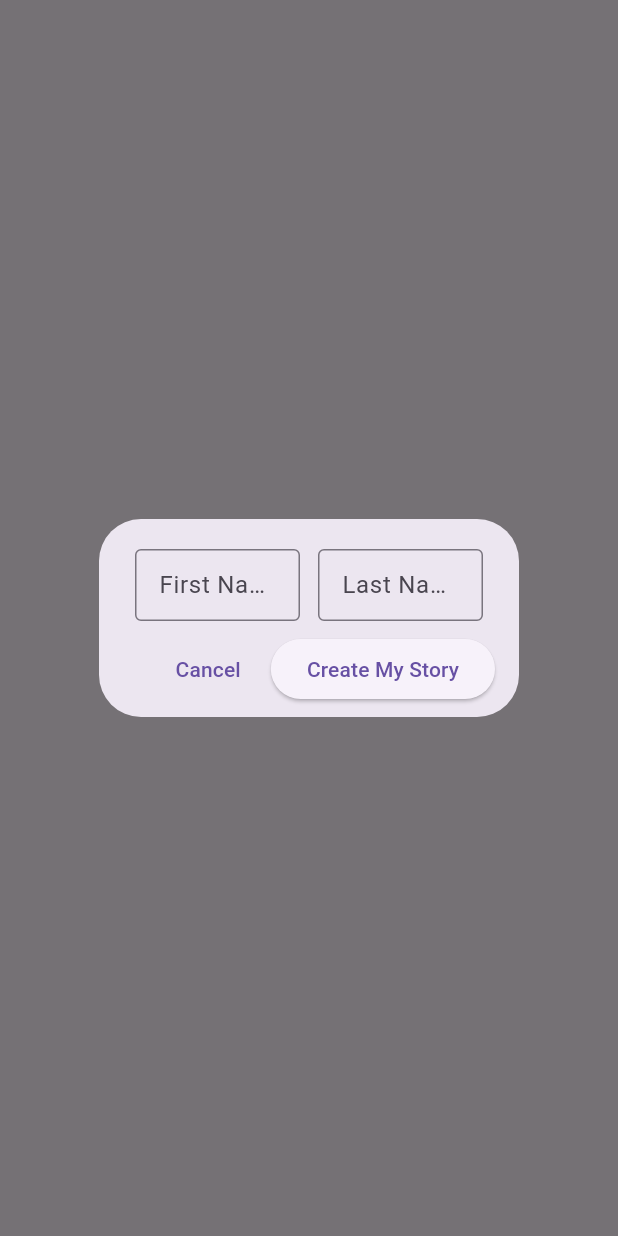
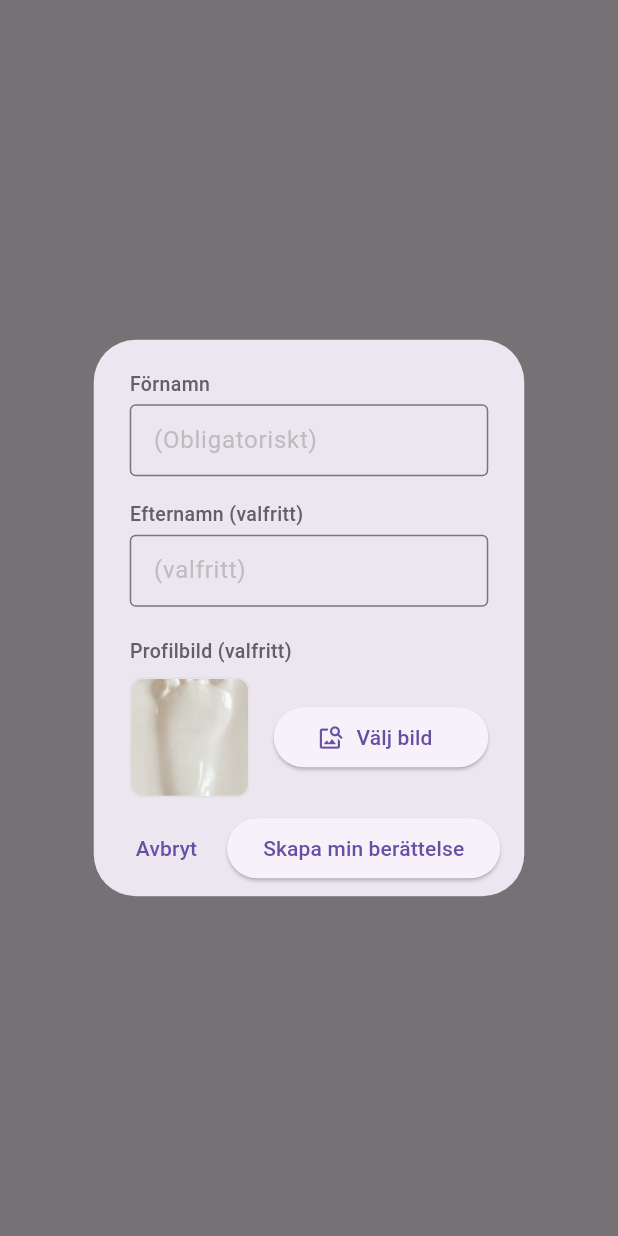
Before and after one commit to unearthcreator/barnbok, a Flutter app: what showCreateStoryDialog() shows on an empty page, opened directly with empty values, on a phone screen of 412 x 824 dp. Run offline on Flutter 3.47's test engine with Material 3 defaults, Android fonts, the phone set to English and light mode, and no system bars; our stand-ins replace hive, hive_flutter, image_picker, logger; accounts and stored records are empty.

Commit message:
Alot of changes, last name no longer required, image adding and saving that path

```diff
--- a/lib/features/menu_screens/widgets/story_dialog.dart
+++ b/lib/features/menu_screens/widgets/story_dialog.dart
@@ -1,74 +1,66 @@
 // lib/features/menu_screens/widgets/create_story_dialog.dart
 
+import 'dart:io'; // Import for File
 import 'package:flutter/material.dart';
-import 'package:uuid/uuid.dart'; // Import UUID
-import 'package:hive/hive.dart'; // Import Hive
+import 'package:image_picker/image_picker.dart'; // Import image_picker
+import 'package:uuid/uuid.dart';
+import 'package:hive/hive.dart';
 
 // Adjust paths as needed
 import 'package:barnbok/models/card_info.dart';
 import 'package:barnbok/repositories/card_data_repository.dart';
 import 'package:barnbok/repositories/hive_card_data_repository.dart';
 
-
-/// Shows a dialog to enter first name (surname) and last name for a new story.
-/// Saves the new story card data directly if confirmed.
-///
-/// Takes the `positionIndex` for the new card as an argument.
-/// Returns `true` if the story was successfully created and saved, otherwise `false` or `null`.
+// --- showCreateStoryDialog function remains the same ---
 Future<bool?> showCreateStoryDialog(BuildContext context, int positionIndex) async {
-  // Show the dialog which now contains a StatefulWidget
-  final result = await showDialog<bool?>( // Return type changed to bool?
+  final result = await showDialog<bool?>(
     context: context,
-    barrierDismissible: false, // User must tap button to close
+    barrierDismissible: false,
     builder: (BuildContext dialogContext) {
-      // Pass the positionIndex to the stateful widget
       return _CreateStoryDialogContent(positionIndex: positionIndex);
     },
   );
   return result;
 }
 
-// --- StatefulWidget for Dialog Content ---
-// This manages the controllers, accepts positionIndex, and handles saving.
+
 class _CreateStoryDialogContent extends StatefulWidget {
-  final int positionIndex; // Accept the position index
-
-  const _CreateStoryDialogContent({required this.positionIndex});
+  final int positionIndex;
+  const _CreateStoryDialogContent({required this.positionIndex, super.key}); // Added key
 
   @override
   State<_CreateStoryDialogContent> createState() => _CreateStoryDialogContentState();
 }
 
 class _CreateStoryDialogContentState extends State<_CreateStoryDialogContent> {
-  // Keys and controllers are now part of the state
   final _formKey = GlobalKey<FormState>();
   late final TextEditingController _surnameController;
   late final TextEditingController _lastNameController;
-  bool _isSaving = false; // State to track saving process
-
-  // --- NOTE: Accessing the repository ---
-  // Still using manual access here for consistency. DI is preferred.
+  bool _isSaving = false;
   late final CardDataRepository _repository;
   bool _repoInitialized = false;
-  // --- End Note ---
+
+  // --- NEW STATE VARIABLE for selected image ---
+  File? _selectedImageFile;
+  final ImagePicker _picker = ImagePicker(); // Instance of ImagePicker
+
+  // Placeholder path (remains useful)
+  static const String fakeImagePath = 'assets/images/baby_foot_ceramic.jpg';
 
 
   @override
   void initState() {
     super.initState();
-    // Initialize controllers here
     _surnameController = TextEditingController();
     _lastNameController = TextEditingController();
-    // Initialize repository (could fail if box isn't open)
     _initializeRepository();
   }
 
   Future<void> _initializeRepository() async {
+    // ... (repository initialization logic remains the same)
     try {
       if (!Hive.isBoxOpen(HiveCardDataRepository.boxName)) {
-          print("CreateStoryDialog: Warning - Box was not open. Ensure it's opened in main.dart.");
-          // Attempting to open here might cause issues if main hasn't finished.
-          // Relying on main.dart having opened it successfully.
+        print("CreateStoryDialog: Warning - Box was not open.");
         _repoInitialized = false;
         return;
       }
@@ -80,154 +72,262 @@ class _CreateStoryDialogContentState extends State<_CreateStoryDialogContent> {
       print("CreateStoryDialog: Error initializing repository: $e");
       _repoInitialized = false;
     }
+    // Trigger a rebuild if initialization state changes after frame build
+    if (mounted) {
+        setState(() {});
     }
-
+  }
 
   @override
   void dispose() {
-    // Dispose controllers when this state object is removed
     _surnameController.dispose();
     _lastNameController.dispose();
     super.dispose();
   }
 
-  // --- Updated submit form to handle saving ---
+  // --- NEW METHOD: Pick Image ---
+  Future<void> _pickImage() async {
+    // Ensure user isn't saving while picking
+    if (_isSaving) return;
+
+    try {
+      final XFile? pickedFile = await _picker.pickImage(
+        source: ImageSource.gallery, // Or ImageSource.camera
+        // Optional: Add constraints like imageQuality or maxWidth/maxHeight
+        // imageQuality: 80,
+        // maxWidth: 800,
+      );
+
+      if (pickedFile != null) {
+        setState(() {
+          _selectedImageFile = File(pickedFile.path);
+          print("Image selected: ${pickedFile.path}");
+        });
+      } else {
+        // User canceled the picker
+        print("Image selection cancelled.");
+      }
+    } catch (e) {
+      // Handle potential errors (e.g., permissions denied)
+      print("Error picking image: $e");
+      // Optionally show a snackbar or alert to the user
+      if (mounted) {
+          ScaffoldMessenger.of(context).showSnackBar(
+              const SnackBar(content: Text('Kunde inte välja bild. Kontrollera behörigheter.')) // Could not pick image. Check permissions.
+          );
+      }
+    }
+  }
+  // --- End Pick Image Method ---
+
+
+  // --- UPDATED submit form ---
   Future<void> _submitForm() async {
-    // Prevent saving if repo isn't ready or already saving
     if (!_repoInitialized || _isSaving) return;
 
-    // Validate the form
     if (_formKey.currentState!.validate()) {
-      setState(() { _isSaving = true; }); // Indicate saving process
+      setState(() { _isSaving = true; });
 
       try {
         final String surname = _surnameController.text.trim();
         final String lastName = _lastNameController.text.trim();
-        final String uniqueId = const Uuid().v4(); // Generate UUID
-        // Define a placeholder image path for new cards
-        const String fakeImagePath = 'assets/images/placeholder_user.png';
+        final String uniqueId = const Uuid().v4();
 
-        // Create the CardInfo object
+        // --- Determine image path to save ---
+        String imagePathToSave = fakeImagePath; // Default to placeholder
+        if (_selectedImageFile != null) {
+          // IMPORTANT: Using the direct path from the picker might point to a
+          // temporary file. For long-term storage, you should ideally COPY
+          // the file to your app's private directory (e.g., using path_provider)
+          // and save THAT path. For simplicity now, we save the picker's path.
+          imagePathToSave = _selectedImageFile!.path;
+        }
+        // --- End determining image path ---
+
         final newCardData = CardInfo(
           uniqueId: uniqueId,
           surname: surname,
-          lastName: lastName,
-          imagePath: fakeImagePath, // Use placeholder path
-          positionIndex: widget.positionIndex, // Use index passed to widget
+          lastName: lastName.isEmpty ? null : lastName,
+          imagePath: imagePathToSave, // Use the determined path
+          positionIndex: widget.positionIndex,
         );
 
         print('CreateStoryDialog: Attempting to save...');
-        // Save using the repository
         await _repository.saveCardInfo(newCardData);
 
         print('--- SAVE SUCCESS ---');
         print('Saved Card Info:');
         print('  UUID: ${newCardData.uniqueId}');
         print('  Surname: ${newCardData.surname}');
-        print('  Last Name: ${newCardData.lastName}');
-        print('  Image Path: ${newCardData.imagePath}');
+        print('  Last Name: ${newCardData.lastName ?? 'N/A'}');
+        print('  Image Path: ${newCardData.imagePath}'); // Will show selected path or placeholder
         print('  Position Index: ${newCardData.positionIndex}');
         print('--------------------');
 
-        // If save is successful, pop the dialog and return true
         if (mounted) {
-           Navigator.of(context).pop(true); // Return true on success
+          Navigator.of(context).pop(true);
         }
 
       } catch (e, stackTrace) {
         print('CreateStoryDialog: Error saving card data: $e\n$stackTrace');
-        // TODO: Show an error message to the user within the dialog?
         if (mounted) {
-           setState(() { _isSaving = false; }); // Reset saving state on error
+          setState(() { _isSaving = false; });
+           ScaffoldMessenger.of(context).showSnackBar(
+              const SnackBar(content: Text('Kunde inte spara berättelsen.')) // Could not save story.
+          );
         }
-        // Optionally pop with false or show error and stay open
-        // Navigator.of(context).pop(false);
       }
-      // No finally needed here as pop happens on success/error handling needed
-
     }
   }
   // --- End submit form ---
 
-  // --- Updated dialog layout ---
   @override
   Widget build(BuildContext context) {
+    // Define placeholder widget separately for clarity
+    Widget imagePlaceholder = Container(
+        width: 80,
+        height: 80,
+        decoration: BoxDecoration(
+            color: Colors.grey[200],
+            borderRadius: BorderRadius.circular(8), // Rounded corners
+            image: const DecorationImage(
+                image: AssetImage(fakeImagePath), // Show placeholder inside
+                fit: BoxFit.cover)),
+        // child: Icon(Icons.person, size: 40, color: Colors.grey[400]), // Alternative: show icon
+        );
+
     return AlertDialog(
       insetPadding: const EdgeInsets.symmetric(horizontal: 20.0, vertical: 20.0),
-    contentPadding: const EdgeInsets.fromLTRB(24.0, 20.0, 24.0, 0.0),
+      // Increased vertical padding slightly to accommodate image picker
+      contentPadding: const EdgeInsets.fromLTRB(24.0, 20.0, 24.0, 10.0),
       content: SingleChildScrollView(
         child: Form(
           key: _formKey,
           child: Column(
             mainAxisSize: MainAxisSize.min,
+            crossAxisAlignment: CrossAxisAlignment.start,
             children: <Widget>[
-            Row(
-              crossAxisAlignment: CrossAxisAlignment.start,
-              children: [
-                Expanded(
-                  child: TextFormField(
+
+              // --- First Name (No changes) ---
+              Padding(
+                padding: const EdgeInsets.only(bottom: 4.0),
+                child: Text('Förnamn', style: TextStyle(fontSize: 13, fontWeight: FontWeight.w500, color: Colors.grey[700])),
+              ),
+              TextFormField(
                 controller: _surnameController,
                 enabled: !_isSaving,
-                    decoration: const InputDecoration(
-                      labelText: 'First Name',
+                decoration: InputDecoration(
+                  hintText: '(Obligatoriskt)',
+                  hintStyle: TextStyle(color: Colors.grey[400]),
                   border: OutlineInputBorder(),
                   isDense: true,
+                  contentPadding: EdgeInsets.symmetric(horizontal: 12, vertical: 12),
                 ),
                 textCapitalization: TextCapitalization.words,
                 validator: (value) {
                   if (value == null || value.trim().isEmpty) {
-                        return 'Required';
+                    return 'Obligatorisk';
                   }
                   return null;
                 },
               ),
+              const SizedBox(height: 16),
+
+              // --- Last Name (No changes) ---
+              Padding(
+                padding: const EdgeInsets.only(bottom: 4.0),
+                child: Text('Efternamn (valfritt)', style: TextStyle(fontSize: 13, fontWeight: FontWeight.w500, color: Colors.grey[700])),
               ),
-                const SizedBox(width: 12),
-                Expanded(
-                  child: TextFormField(
+              TextFormField(
                 controller: _lastNameController,
                 enabled: !_isSaving,
-                    decoration: const InputDecoration(
-                      labelText: 'Last Name',
+                decoration: InputDecoration(
+                  hintText: '(valfritt)',
+                  hintStyle: TextStyle(color: Colors.grey[400]),
                   border: OutlineInputBorder(),
                   isDense: true,
+                  contentPadding: EdgeInsets.symmetric(horizontal: 12, vertical: 12),
                 ),
                 textCapitalization: TextCapitalization.words,
-                    validator: (value) {
-                      if (value == null || value.trim().isEmpty) {
-                        return 'Required';
-                      }
-                      return null;
+              ),
+              const SizedBox(height: 20), // Increased spacing before image picker
+
+
+              // --- NEW: Image Picker Section ---
+              Text(
+                  'Profilbild (valfritt)',
+                  style: TextStyle(fontSize: 13, fontWeight: FontWeight.w500, color: Colors.grey[700]),
+              ),
+              const SizedBox(height: 8),
+              Row(
+                crossAxisAlignment: CrossAxisAlignment.center, // Align items vertically
+                children: [
+                  // Image Preview Area
+                  Container(
+                    width: 80, // Set fixed size for preview
+                    height: 80,
+                    decoration: BoxDecoration(
+                        border: Border.all(color: Colors.grey[300]!),
+                        borderRadius: BorderRadius.circular(8), // Match placeholder
+                    ),
+                    child: _selectedImageFile != null
+                        ? ClipRRect( // Clip image to rounded corners
+                              borderRadius: BorderRadius.circular(8.0),
+                              child: Image.file(
+                                _selectedImageFile!,
+                                fit: BoxFit.cover, // Cover the area
+                                width: 80,
+                                height: 80,
+                                errorBuilder: (context, error, stackTrace) {
+                                    // Show placeholder if image file fails to load
+                                    print("Error loading image file: $error");
+                                    return imagePlaceholder;
                                 },
+                                ),
+                            )
+                        : imagePlaceholder, // Show placeholder if no image selected
+                    ),
+
+                  const SizedBox(width: 16), // Spacing between preview and button
+
+                  // Choose Image Button
+                  Expanded( // Allow button to take remaining space if needed (optional)
+                    child: ElevatedButton.icon(
+                       // Changed to icon button for better look
+                      onPressed: _isSaving ? null : _pickImage, // Disable while saving
+                      icon: const Icon(Icons.image_search),
+                      label: Text(_selectedImageFile == null ? 'Välj bild' : 'Ändra bild'), // Choose / Change Image
+                      style: ElevatedButton.styleFrom(
+                         // Add some style if desired
+                      ),
                     ),
                   ),
                 ],
               ),
+              // --- End Image Picker Section ---
+
             ],
           ),
         ),
       ),
-    actionsPadding: const EdgeInsets.symmetric(horizontal: 16.0, vertical: 8.0),
+      // Actions Padding adjusted if needed
+      actionsPadding: const EdgeInsets.fromLTRB(16.0, 0.0, 16.0, 8.0),
       actions: <Widget>[
         if (!_isSaving)
           TextButton(
-          child: const Text('Cancel'),
+            child: const Text('Avbryt'),
             onPressed: () {
               Navigator.of(context).pop(null);
             },
           ),
         ElevatedButton(
+          // Disable button if repo not ready OR if saving
           onPressed: (_isSaving || !_repoInitialized) ? null : _submitForm,
           child: _isSaving
-            ? const SizedBox(
-                width: 20,
-                height: 20,
-                child: CircularProgressIndicator(strokeWidth: 2, color: Colors.white),
-              )
-            : const Text('Create My Story'),
+              ? const SizedBox(width: 20, height: 20, child: CircularProgressIndicator(strokeWidth: 2, color: Colors.white))
+              : const Text('Skapa min berättelse'),
         ),
       ],
     );
   }
-
 }
--- a/lib/models/card_info.dart
+++ b/lib/models/card_info.dart
@@ -2,55 +2,45 @@
 
 import 'package:hive/hive.dart';
 
-// This part directive links this file to the generated adapter file.
-// It will likely show an error in your IDE until you run the build_runner command AGAIN.
-part 'card_info.g.dart';
+part 'card_info.g.dart'; // Link to generated adapter
 
-// Annotate the class with @HiveType and provide a unique typeId.
-// Each Hive object type needs a unique ID (0, 1, 2, etc.).
-@HiveType(typeId: 0) // Keep the same typeId unless you have conflicts
-class CardInfo extends HiveObject { // Extending HiveObject is optional but often useful
+@HiveType(typeId: 0)
+class CardInfo extends HiveObject {
 
-  // --- NEW FIELD: Unique identifier for this specific card record ---
-  // This will be used as the primary key in the Hive box.
-  @HiveField(0) // Assign the next available field index
+  @HiveField(0)
   String uniqueId;
 
-  // --- EXISTING FIELDS (Indices shifted due to new field at 0) ---
-  @HiveField(1) // Was 0
-  String surname;
+  @HiveField(1)
+  String surname; // First name remains required
 
-  @HiveField(2) // Was 1
-  String lastName;
+  // --- CHANGE HERE: Make lastName nullable ---
+  @HiveField(2)
+  String? lastName; // Changed from String to String?
 
-  @HiveField(3) // Was 2
-  String imagePath; // Stores the path to the user's chosen image
+  @HiveField(3)
+  String imagePath;
 
-  // --- NEW FIELD: The visual position index (0, 1, 2...) of the card ---
-  @HiveField(4) // Assign the next available field index
+  @HiveField(4)
   int positionIndex;
 
-  // --- Optional field for future backend sync ID (Index shifted) ---
-  @HiveField(5) // Was 3
+  @HiveField(5)
   String? serverId;
 
 
-  // --- Updated Constructor ---
-  // Requires uniqueId and positionIndex now.
+  // --- Constructor Update ---
   CardInfo({
-    required this.uniqueId, // Must provide a unique ID when creating
+    required this.uniqueId,
     required this.surname,
-    required this.lastName,
+    // --- CHANGE HERE: Allow lastName to be null ---
+    this.lastName, // No longer strictly required to be non-null, but still required parameter in constructor call (can pass null or empty string)
     required this.imagePath,
-    required this.positionIndex, // Must provide the position
-    this.serverId, // Optional, can be null
+    required this.positionIndex,
+    this.serverId,
   });
 
-  // Optional: You might add toJson/fromJson methods later if communicating with a backend API
-
-  // Optional: toString for easier debugging
+  // Optional: Update toString for easier debugging with nullable lastName
   @override
   String toString() {
-    return 'CardInfo(uniqueId: $uniqueId, surname: $surname, lastName: $lastName, imagePath: $imagePath, positionIndex: $positionIndex, serverId: $serverId)';
+    return 'CardInfo(uniqueId: $uniqueId, surname: $surname, lastName: ${lastName ?? "N/A"}, imagePath: $imagePath, positionIndex: $positionIndex, serverId: $serverId)';
   }
 }
--- a/pubspec.yaml
+++ b/pubspec.yaml
@@ -33,6 +33,7 @@ dependencies:
   hive: ^2.2.3        # e.g., ^2.2.3
   hive_flutter: ^1.1.0  # e.g., ^1.1.0
   uuid: ^4.5.1
+  image_picker: ^1.1.2
 
   # The following adds the Cupertino Icons font to your application.
   # Use with the CupertinoIcons class for iOS style icons.
```
Also changed, not shown: lib/models/card_info.g.dart, pubspec.lock, 7 other files. Lines whose indentation alone changed are shown as unchanged.
